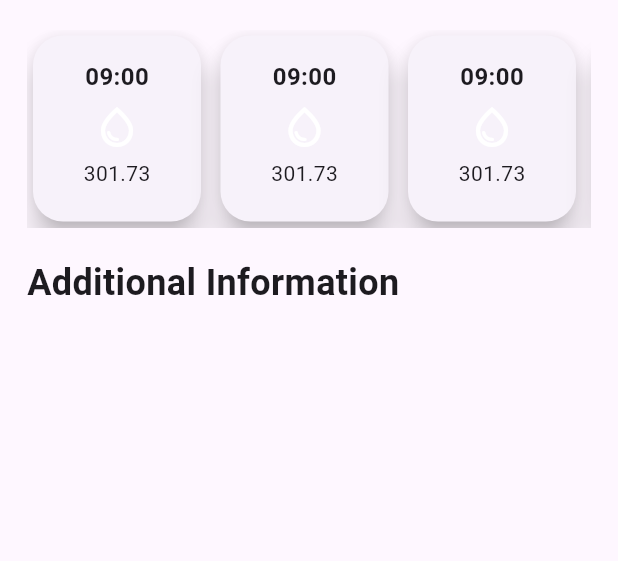
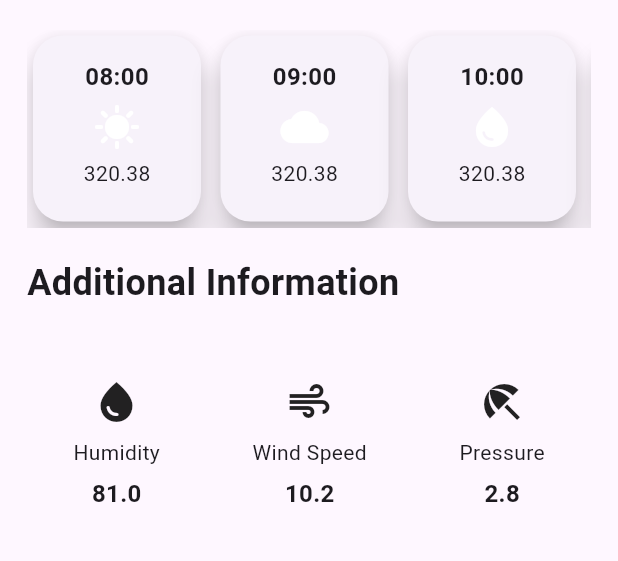
Before and after one commit to 39laxmann/Weather_App, a Flutter app: the WeatherScreen screen opened directly, on a phone screen of 412 x 824 dp, the part 470-1031 px from its top. Run offline on Flutter 3.47's test engine with Material 3 defaults, Android fonts, the phone set to English and light mode, and no system bars.

Commit message:
gave value for the parameterized argument

```diff
--- a/lib/weather_screen.dart
+++ b/lib/weather_screen.dart
@@ -1,6 +1,7 @@
 import 'dart:ui';
-
 import 'package:flutter/material.dart';
+import 'hourly_forecast_item.dart';
+import 'additional_info_item.dart';
 
 class WeatherScreen extends StatelessWidget{
   const WeatherScreen({super.key});
@@ -106,26 +107,26 @@ class WeatherScreen extends StatelessWidget{
             child: Row(
               children: [
                 //Card 1 for weather forecast
-                HourlyForecast(),
+                HourlyForecast(hourlyTime: "08:00",iconName: Icons.sunny, tempr: "320.38",),
 
                 SizedBox(width: 5,),
 
                 //Card 2 for weather forecast
-                HourlyForecast(),
+                HourlyForecast(hourlyTime: "09:00",iconName: Icons.cloud, tempr: "320.38",),
                 SizedBox(width: 5,),
 
 
 
                 //Card 3 for weather forecast
-                HourlyForecast(),
+                HourlyForecast(hourlyTime: "10:00",iconName: Icons.water_drop, tempr: "320.38",),
               SizedBox(width: 5,),
 
                 //Card 4 for weather forecast
-                HourlyForecast(),
+                HourlyForecast(hourlyTime: "11:00",iconName: Icons.cloudy_snowing,tempr: "320.38",),
               SizedBox(width: 5,),
 
                 //Card 5 for weather forecast
-                HourlyForecast(),
+                HourlyForecast(hourlyTime: "12:00",iconName: Icons.wb_sunny_sharp, tempr: "320.38",),
 
               ],
               ),
@@ -155,6 +156,18 @@ class WeatherScreen extends StatelessWidget{
 
           const SizedBox(
             height: 16,
+          ),
+
+          Row(
+            mainAxisAlignment: MainAxisAlignment.spaceAround,
+
+            children: [
+              AdditionInfoItem(icon: Icons.water_drop, textforIcon: "Humidity", value: 81,),
+              AdditionInfoItem(icon: Icons.air, textforIcon: "Wind Speed", value: 10.2,),
+              AdditionInfoItem(icon: Icons.beach_access, textforIcon: "Pressure",value: 2.8,)
+
+
+            ],
           )
 
 
@@ -165,42 +178,3 @@ class WeatherScreen extends StatelessWidget{
   }
 
 }
-
-
-class HourlyForecast extends StatelessWidget{
-  const HourlyForecast({super.key});
-  @override
-  Widget build(BuildContext context){
-    return SizedBox(
-                  width: 120,
-                  height: 132,
-                  child: Card(
-                    elevation: 8,
-                    shape: RoundedRectangleBorder(
-                      borderRadius: BorderRadius.circular(20),
-                    ),
-                    child: Padding(
-                      padding: const EdgeInsets.all(16.0),
-                      child: Column(
-                        children: [
-
-                          Text("09:00",
-                          style: TextStyle(
-                            fontSize: 16,
-                            fontWeight: FontWeight.bold,
-                          ),
-                          ),
-                          const SizedBox(height: 6,),
-                          Icon(Icons.water_drop_outlined,
-                          color: Colors.white,
-                          size: 32,),
-                          const SizedBox(height: 5,),
-                          Text("301.73"),
-                        ],
-                      ),
-                    ),
-                  ),
-                );
-
-  }
-}
```
